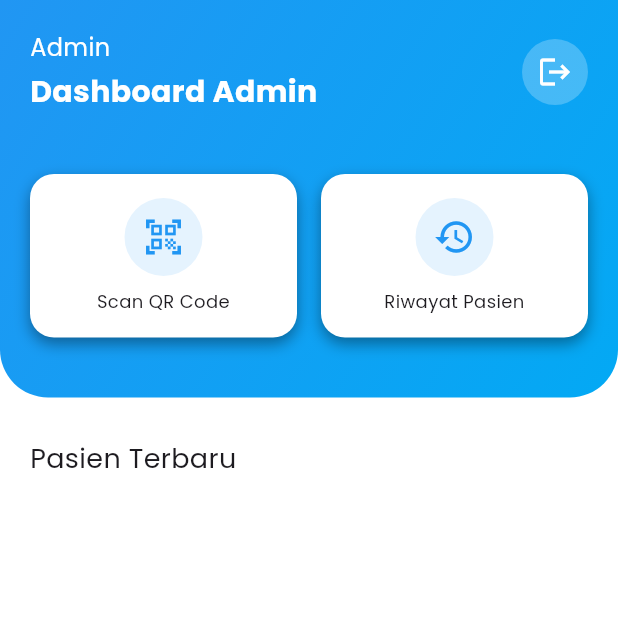
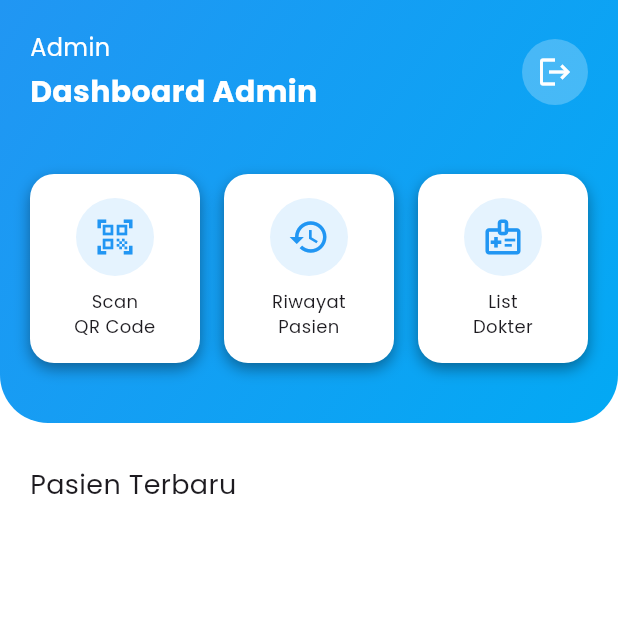
Before and after one commit to warrnn/ambw_project, a Flutter app: the DashboardPage screen opened directly, on a phone screen of 412 x 824 dp, the top half of it. Run offline on Flutter 3.47's test engine with Material 3 defaults, Android fonts, the phone set to English and light mode, and no system bars; our stand-ins replace flutter_dotenv, google_fonts, pretty_qr_code, supabase_flutter, syncfusion_flutter_datepicker; missing offline and left inert: qr_code_scanner_plus; accounts and stored records are empty.

Commit message:
preparing doctor list in admin

```diff
--- a/lib/pages/admin/dashboard_page.dart
+++ b/lib/pages/admin/dashboard_page.dart
@@ -6,6 +6,7 @@ import 'package:telehealth/components/admin_dashboard_visit_schedule_card.dart';
 import 'package:telehealth/components/admin_menu_card.dart';
 import 'package:telehealth/pages/admin/patient_history_page.dart';
 import 'package:telehealth/pages/admin/qr_scan_page.dart';
+import 'package:telehealth/pages/admin/doctor_list_page.dart';
 import 'package:telehealth/service/visit_ticket_service.dart';
 
 class DashboardPage extends StatefulWidget {
@@ -29,6 +30,13 @@ class _DashboardPageState extends State<DashboardPage> {
     Navigator.push(
       context,
       MaterialPageRoute(builder: (context) => const PatientHistoryPage()),
+    );
+  }
+
+  void goToDoctorListPage(BuildContext context) {
+    Navigator.push(
+      context,
+      MaterialPageRoute(builder: (context) => const DoctorListPage()),
     );
   }
 
@@ -127,7 +135,7 @@ class _DashboardPageState extends State<DashboardPage> {
                         Expanded(
                           child: AdminMenuCard(
                             Icons.qr_code_scanner,
-                            'Scan QR Code',
+                            'Scan\nQR Code',
                             onTap: () => goToQRScanPage(context),
                           ),
                         ),
@@ -135,7 +143,15 @@ class _DashboardPageState extends State<DashboardPage> {
                         Expanded(
                           child: AdminMenuCard(
                             Icons.history,
-                            'Riwayat Pasien',
+                            'Riwayat\nPasien',
+                            onTap: () => goToPatientHistoryPage(context),
+                          ),
+                        ),
+                        const SizedBox(width: 16),
+                        Expanded(
+                          child: AdminMenuCard(
+                            Icons.medical_information_outlined,
+                            'List\nDokter',
                             onTap: () => goToPatientHistoryPage(context),
                           ),
                         ),
--- a/lib/pages/admin/qr_scan_page.dart
+++ b/lib/pages/admin/qr_scan_page.dart
@@ -17,10 +17,6 @@ class _QrScanPageState extends State<QrScanPage> {
   Barcode? result;
   QRViewController? _qrViewController;
   final GlobalKey qrKey = GlobalKey(debugLabel: 'QR');
-
-  void handleConfirmTicket(String id) {
-    VisitTicketService().confirmVisitTicket(id);
-  }
 
   @override
   void reassemble() {
@@ -160,7 +156,7 @@ class _QrScanPageState extends State<QrScanPage> {
       });
 
       controller.pauseCamera();
-      handleConfirmTicket(scanData.code.toString());
+      VisitTicketService().confirmVisitTicket(scanData.code.toString());
       Navigator.pushReplacement(
         context,
         MaterialPageRoute(builder: (context) => DashboardPage()),
```
Also changed, not shown: lib/pages/admin/doctor_list_page.dart (added, +15 -0 lines).
